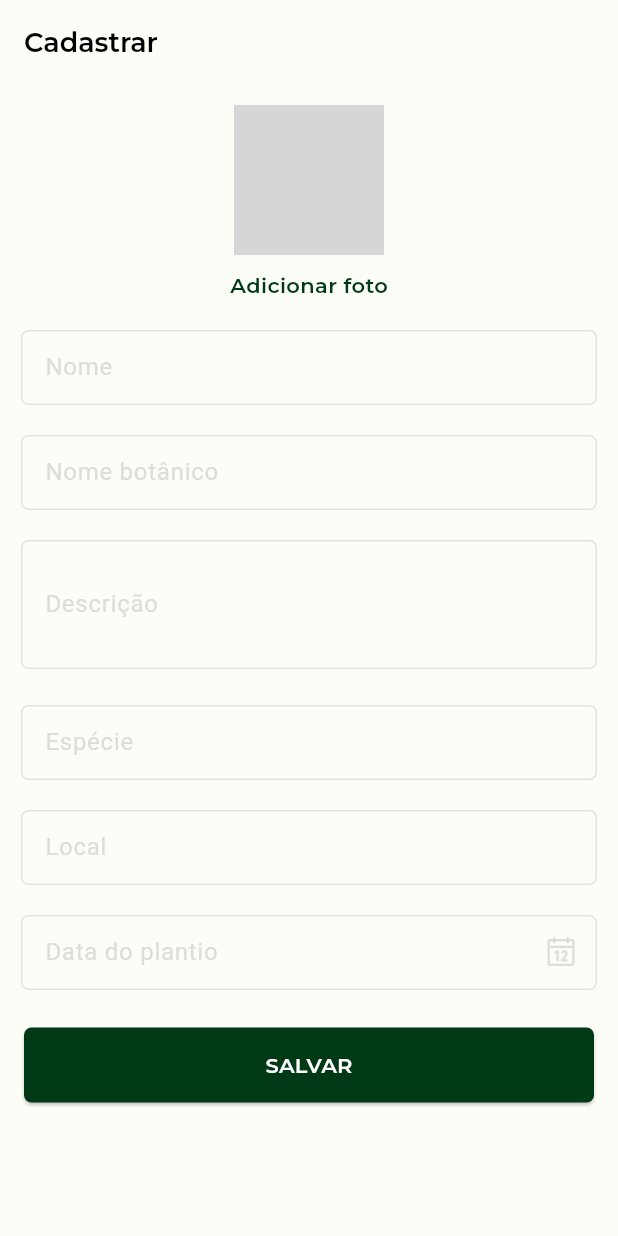
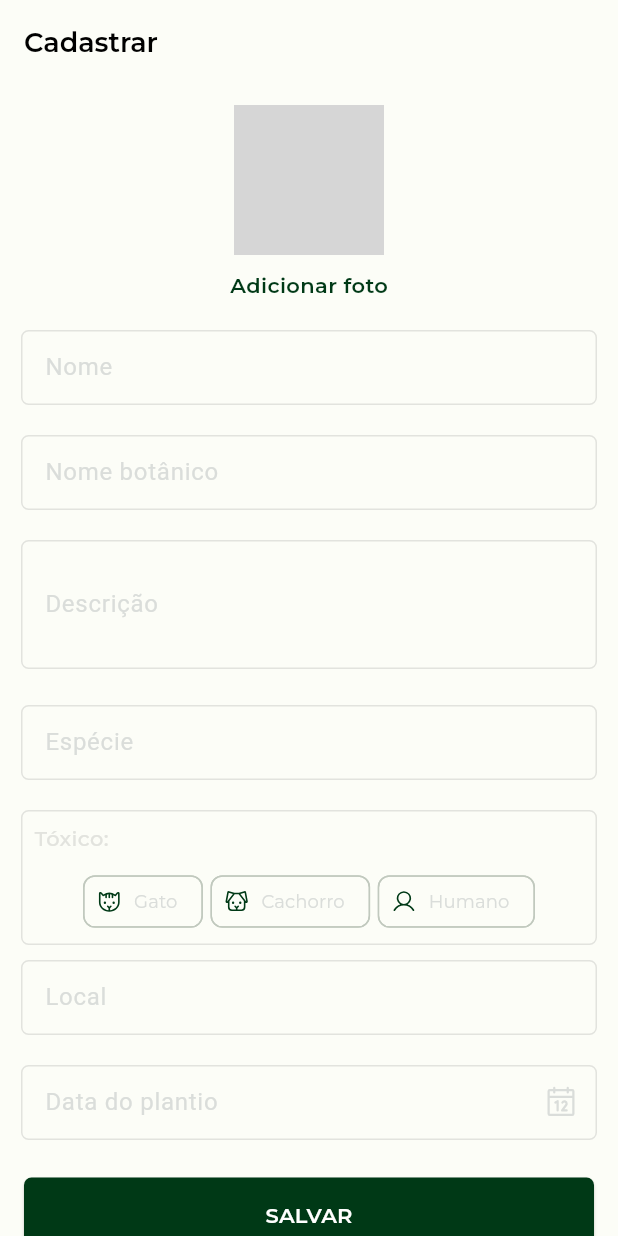
Before and after one commit to leticiasantosgonc/verdear, a Flutter app: the AddFarmingView screen opened directly, on a phone screen of 412 x 824 dp. Run offline on Flutter 3.47's test engine with Material 3 defaults, Android fonts, the phone set to English and light mode, and no system bars; our stand-ins replace cloud_firestore, firebase_auth, firebase_core, flutter_phosphor_icons, get, google_fonts; accounts and stored records are empty; generated files the repository leaves out were written again; network calls fail; grey boxes are pictures that could not be loaded.

Commit message:
refactor / ajustes

```diff
--- a/front_flutter/meu_jardim_app/lib/view/add_farming_view.dart
+++ b/front_flutter/meu_jardim_app/lib/view/add_farming_view.dart
@@ -197,7 +197,88 @@ class _AddFarmingViewState extends State<AddFarmingView> {
                       ),
                     ),
                   ),
-                  const SizedBox(height: 10),
+                  SizedBox(height: 10),
+                  Container(
+                    decoration: BoxDecoration(
+                      border: Border.all(
+                        color: Theme.of(context).colorScheme.outline,
+                        width: 1,
+                      ),
+                      borderRadius: BorderRadius.circular(5),
+                    ),
+                    height: 90,
+                    child: Column(
+                      mainAxisAlignment: MainAxisAlignment.start,
+                      crossAxisAlignment: CrossAxisAlignment.start,
+                      children: [
+                        Padding(
+                          padding: const EdgeInsets.all(8.0),
+                          child: Text('Tóxico: ',
+                              style: GoogleFonts.montserrat(
+                                fontSize: 14,
+                                fontWeight: FontWeight.w500,
+                                color: Theme.of(context).colorScheme.outline,
+                              )),
+                        ),
+                        Row(
+                          mainAxisAlignment: MainAxisAlignment.center,
+                          children: [
+                            Chip(
+                              label: Text(
+                                'Gato',
+                                style: GoogleFonts.montserrat(
+                                  fontSize: 12,
+                                  fontWeight: FontWeight.w400,
+                                ),
+                              ),
+                              backgroundColor:
+                                  Theme.of(context).colorScheme.surface,
+                              avatar: Icon(
+                                PhosphorIcons.cat,
+                                color: Theme.of(context).colorScheme.primary,
+                                size: 18,
+                              ),
+                            ),
+                            SizedBox(width: 5),
+                            Chip(
+                              label: Text(
+                                'Cachorro',
+                                style: GoogleFonts.montserrat(
+                                  fontSize: 12,
+                                  fontWeight: FontWeight.w400,
+                                ),
+                              ),
+                              backgroundColor:
+                                  Theme.of(context).colorScheme.surface,
+                              avatar: Icon(
+                                PhosphorIcons.dog,
+                                color: Theme.of(context).colorScheme.primary,
+                                size: 18,
+                              ),
+                            ),
+                            SizedBox(width: 5),
+                            Chip(
+                              label: Text(
+                                'Humano',
+                                style: GoogleFonts.montserrat(
+                                  fontSize: 12,
+                                  fontWeight: FontWeight.w400,
+                                ),
+                              ),
+                              backgroundColor:
+                                  Theme.of(context).colorScheme.surface,
+                              avatar: Icon(
+                                PhosphorIcons.user,
+                                color: Theme.of(context).colorScheme.primary,
+                                size: 18,
+                              ),
+                            ),
+                          ],
+                        ),
+                      ],
+                    ),
+                  ),
+                  SizedBox(height: 10),
                   Container(
                     height: 60,
                     child: TextFormField(
--- a/front_flutter/meu_jardim_app/lib/view/autentication_view.dart
+++ b/front_flutter/meu_jardim_app/lib/view/autentication_view.dart
@@ -199,7 +199,7 @@ class _AutenticationWidgetState extends State<AutenticationWidget> {
           const SizedBox(height: 20),
           InkWell(
             onTap: () {
-              Get.to(ResetPasswordView());
+              Get.to(() => ResetPasswordView());
             },
             child: Text(
               textAlign: TextAlign.right,
--- a/front_flutter/meu_jardim_app/lib/view/reset_password_view.dart
+++ b/front_flutter/meu_jardim_app/lib/view/reset_password_view.dart
@@ -60,7 +60,7 @@ class _ResetPasswordViewState extends State<ResetPasswordView> {
             Container(
               height: 200,
               child: Image.asset(
-                'lib/assets/password.gif',
+                'lib/assets/logo_img.gif',
               ),
             ),
             const SizedBox(height: 50),
--- a/front_flutter/meu_jardim_app/pubspec.yaml
+++ b/front_flutter/meu_jardim_app/pubspec.yaml
@@ -40,5 +40,5 @@ flutter:
   assets:
     - lib/assets/logo_dark.png
     - lib/assets/logo_light.png
-    - lib/assets/password.gif
+    - lib/assets/logo_img.gif
     - lib/assets/no_plants.gif
```
Also changed, not shown: front_flutter/meu_jardim_app/lib/view/details_farming.dart (+28 -10 lines).
